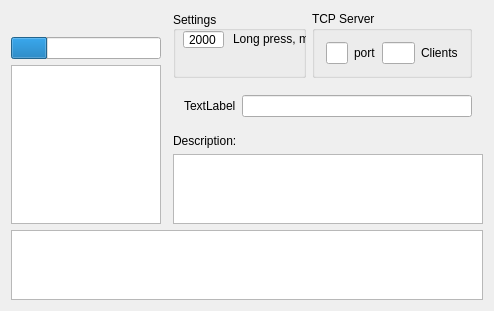
This is dialog.ui in baradoid/popov-nfc-desktop-ctrl as Qt 5 draws it before an edit. The edited form follows.
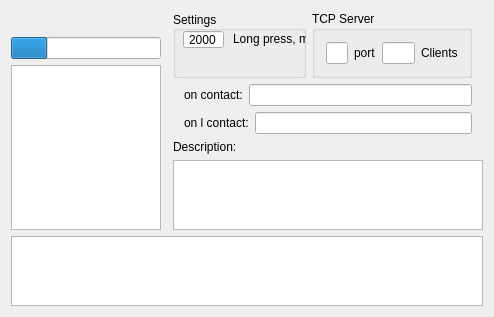
This is the edited form.

Commit message: add handle contact

What changed in the file:
```diff
--- a/dialog.ui
+++ b/dialog.ui
@@ -7,7 +7,7 @@
     <x>0</x>
     <y>0</y>
     <width>494</width>
-    <height>266</height>
+    <height>288</height>
    </rect>
   </property>
   <property name="windowTitle">
@@ -267,15 +267,47 @@
          <item>
           <widget class="QWidget" name="widget_6" native="true">
            <layout class="QHBoxLayout" name="horizontalLayout">
+            <property name="topMargin">
+             <number>0</number>
+            </property>
+            <property name="bottomMargin">
+             <number>0</number>
+            </property>
             <item>
              <widget class="QLabel" name="label_5">
               <property name="text">
-               <string>TextLabel</string>
+               <string>on contact:</string>
               </property>
              </widget>
             </item>
             <item>
-             <widget class="QLineEdit" name="lineEdit"/>
+             <widget class="QLineEdit" name="lineEditStartOnContact"/>
+            </item>
+           </layout>
+          </widget>
+         </item>
+         <item>
+          <widget class="QWidget" name="widget_7" native="true">
+           <layout class="QHBoxLayout" name="horizontalLayout_5">
+            <property name="topMargin">
+             <number>0</number>
+            </property>
+            <property name="bottomMargin">
+             <number>0</number>
+            </property>
+            <item>
+             <widget class="QLabel" name="label_6">
+              <property name="text">
+               <string>on l contact:</string>
+              </property>
+             </widget>
+            </item>
+            <item>
+             <widget class="QLineEdit" name="lineEditStartOnLongContact">
+              <property name="readOnly">
+               <bool>false</bool>
+              </property>
+             </widget>
             </item>
            </layout>
           </widget>
```
The commit also changes 2 other files.
